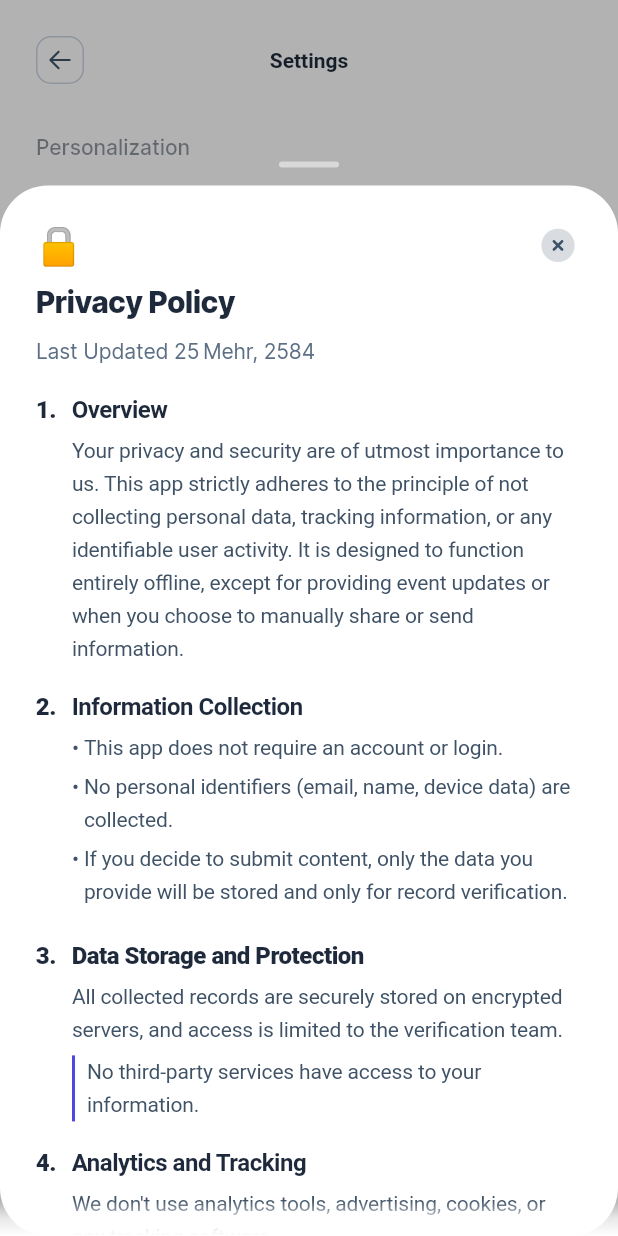
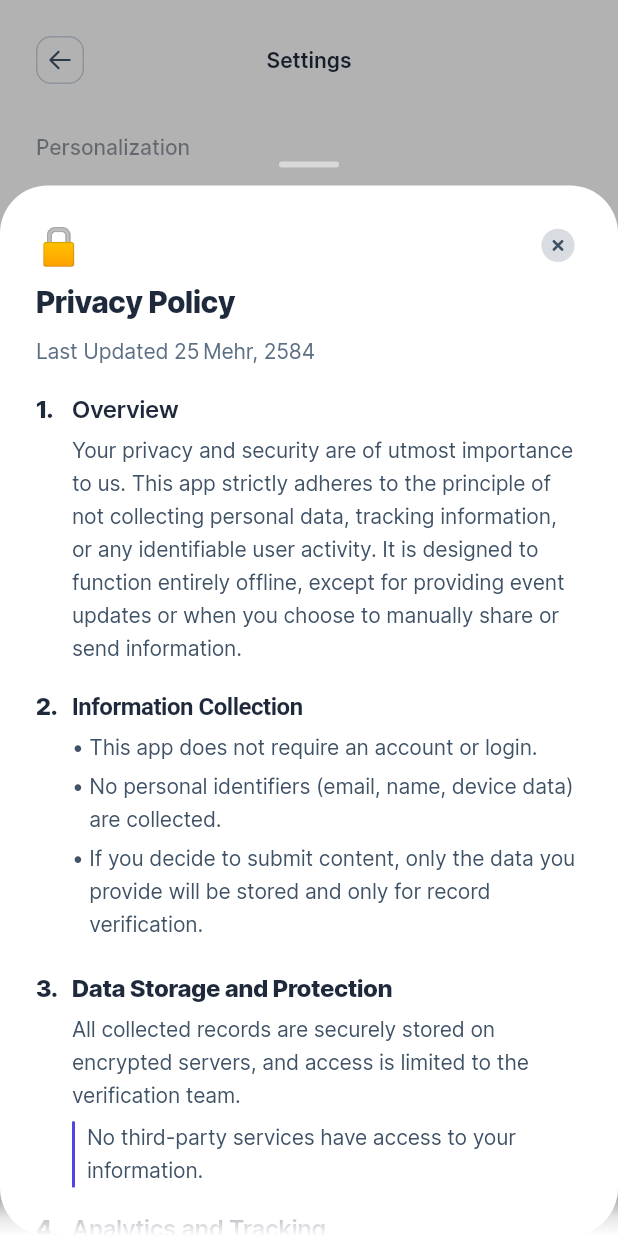
Before and after one commit to irage-official/Calendar, a Flutter app: the SettingsScreen screen opened by its route, after a tap on "Privacy Policy", on a phone screen of 412 x 824 dp. Run offline on Flutter 3.47's test engine with Material 3 defaults, Android fonts, the phone set to English and light mode, and no system bars; our stand-ins replace cached_network_image, connectivity_plus, flutter_cache_manager, flutter_svg, hive, hive_flutter and 4 more; accounts and stored records are empty; network calls fail.

Commit message:
feat: Refactor font usage to utilize Inter Variable Font
- Updated pubspec.yaml with comments on the Inter font's variable weights.
- Refactored text styles across multiple screens to use FontHelper for Inter font, ensuring proper weight control.
- Added a method in FontHelper to map Flutter FontWeight to Inter Variable Font weights.
- Cleaned up text style definitions for consistency and improved typography.

```diff
--- a/lib/config/constants.dart
+++ b/lib/config/constants.dart
@@ -101,50 +101,44 @@ class AppDimensions {
 
 class AppTextStyles {
   // English text styles using local Inter font
-  static TextStyle get heading1 => const TextStyle(
-    fontFamily: 'Inter',
+  // Note: Cannot be const because FontHelper.getInter() uses fontVariations
+  static TextStyle get heading1 => FontHelper.getInter(
     fontSize: 32,
     fontWeight: FontWeight.bold,
     color: LightCnt.neutralMain,
   );
 
-  static TextStyle get heading2 => const TextStyle(
-    fontFamily: 'Inter',
+  static TextStyle get heading2 => FontHelper.getInter(
     fontSize: 24,
     fontWeight: FontWeight.bold,
     color: LightCnt.neutralMain,
   );
 
-  static TextStyle get heading3 => const TextStyle(
-    fontFamily: 'Inter',
+  static TextStyle get heading3 => FontHelper.getInter(
     fontSize: 20,
     fontWeight: FontWeight.w600,
     color: LightCnt.neutralMain,
   );
 
-  static TextStyle get bodyLarge => const TextStyle(
-    fontFamily: 'Inter',
+  static TextStyle get bodyLarge => FontHelper.getInter(
     fontSize: 16,
     fontWeight: FontWeight.normal,
     color: LightCnt.neutralMain,
   );
 
-  static TextStyle get bodyMedium => const TextStyle(
-    fontFamily: 'Inter',
+  static TextStyle get bodyMedium => FontHelper.getInter(
     fontSize: 14,
     fontWeight: FontWeight.normal,
     color: LightCnt.neutralMain,
   );
 
-  static TextStyle get bodySmall => const TextStyle(
-    fontFamily: 'Inter',
+  static TextStyle get bodySmall => FontHelper.getInter(
     fontSize: 12,
     fontWeight: FontWeight.normal,
     color: LightCnt.neutralWeak,
   );
 
-  static TextStyle get caption => const TextStyle(
-    fontFamily: 'Inter',
+  static TextStyle get caption => FontHelper.getInter(
     fontSize: 10,
     fontWeight: FontWeight.normal,
     color: LightCnt.neutralWeak,
--- a/lib/screens/calendar_events_settings_screen.dart
+++ b/lib/screens/calendar_events_settings_screen.dart
@@ -695,7 +695,7 @@ class _CalendarEventsSettingsScreenState
                     letterSpacing: -0.28, // -2% of 14 = -0.28
                     color: TCnt.neutralTertiary(context),
                   )
-                : AppTextStyles.bodyMedium.copyWith(
+                : FontHelper.getInter(
                     fontSize: 14,
                     fontWeight: FontWeight.w500,
                     height: 1.4,
--- a/lib/screens/settings_screen.dart
+++ b/lib/screens/settings_screen.dart
@@ -200,7 +200,7 @@ class _SettingsScreenState extends State<SettingsScreen> {
                         fontWeight: FontWeight.w500,
                         color: TCnt.neutralMain(context).withOpacity(0.5),
                       )
-                    : AppTextStyles.bodyMedium.copyWith(
+                    : FontHelper.getInter(
                         fontSize: 14,
                         height: 1.4,
                         letterSpacing: -0.007,
@@ -564,7 +564,7 @@ class _SettingsScreenState extends State<SettingsScreen> {
                       letterSpacing: -0.098,
                       color: aboutDescriptionColor(context),
                     )
-                  : TextStyle(
+                  : FontHelper.getInter(
                       fontSize: 14,
                       height: 1.6,
                       letterSpacing: -0.098,
@@ -664,7 +664,7 @@ class _SettingsScreenState extends State<SettingsScreen> {
         const SizedBox(width: 4),
         Text(
           'USDT',
-          style: TextStyle(
+          style: FontHelper.getInter(
             fontSize: 16,
             height: 1.4,
             letterSpacing: -0.32,
@@ -683,7 +683,7 @@ class _SettingsScreenState extends State<SettingsScreen> {
           ),
           child: Text(
             'Tron',
-            style: TextStyle(
+            style: FontHelper.getInter(
               fontSize: 12,
               height: 1.4,
               letterSpacing: -0.084,
@@ -904,7 +904,7 @@ class _SettingsScreenState extends State<SettingsScreen> {
                       letterSpacing: -0.098,
                       color: aboutDescriptionColor(context),
                     )
-                  : TextStyle(
+                  : FontHelper.getInter(
                       fontSize: 14,
                       height: 1.6,
                       letterSpacing: -0.098,
@@ -924,7 +924,7 @@ class _SettingsScreenState extends State<SettingsScreen> {
                       color: aboutDescriptionColor(context),
                       fontWeight: FontWeight.w400,
                     )
-                  : TextStyle(
+                  : FontHelper.getInter(
                       fontSize: 14,
                       height: 1.6,
                       letterSpacing: -0.098, // -0.7% of 14
@@ -1048,7 +1048,7 @@ class _SettingsScreenState extends State<SettingsScreen> {
                       width: 24,
                       child: Text(
                         '3.',
-                        style: TextStyle(
+                        style: FontHelper.getInter(
                           fontSize: 16,
                           height: 1.4,
                           letterSpacing: -0.32,
@@ -1060,7 +1060,7 @@ class _SettingsScreenState extends State<SettingsScreen> {
                     Expanded(
                       child: Text(
                         isPersian ? 'ذخیره‌سازی و حفاظت از داده‌ها' : 'Data Storage and Protection',
-                        style: TextStyle(
+                        style: FontHelper.getInter(
                           fontSize: 16,
                           height: 1.4,
                           letterSpacing: -0.32,
@@ -1081,7 +1081,7 @@ class _SettingsScreenState extends State<SettingsScreen> {
                         isPersian
                             ? 'تمام رکوردهای جمع‌آوری‌شده به طور ایمن در سرورهای رمزگذاری‌شده ذخیره می‌شوند و دسترسی به آنها محدود به تیم تأیید است.'
                             : 'All collected records are securely stored on encrypted servers, and access is limited to the verification team.',
-                        style: TextStyle(
+                        style: FontHelper.getInter(
                           fontSize: 14,
                           height: 1.6,
                           letterSpacing: -0.098,
@@ -1472,7 +1472,7 @@ https://ir-heritage.com/download
                           color: TCnt.neutralMain(context),
                           fontWeight: FontWeight.w500,
                         )
-                      : TextStyle(
+                      : FontHelper.getInter(
                           fontSize: 14,
                           height: 1.4, // 140%
                           letterSpacing: -0.098, // -0.7% of 14
@@ -1490,7 +1490,7 @@ https://ir-heritage.com/download
                           letterSpacing: -0.084, // -0.7% of 12
                           color: TCnt.neutralFourth(context),
                         )
-                      : TextStyle(
+                      : FontHelper.getInter(
                           fontSize: 12,
                           height: 1.5, // 150%
                           letterSpacing: -0.084, // -0.7% of 12
@@ -1554,7 +1554,7 @@ https://ir-heritage.com/download
                               color: TCnt.neutralMain(context),
                               fontWeight: FontWeight.w800,
                             )
-                          : TextStyle(
+                          : FontHelper.getInter(
                               fontSize: 16,
                               height: 1.4,
                               letterSpacing: -0.32,
@@ -1574,7 +1574,7 @@ https://ir-heritage.com/download
                               color: TCnt.neutralMain(context),
                               fontWeight: FontWeight.w600,
                             )
-                          : TextStyle(
+                          : FontHelper.getInter(
                               fontSize: 16,
                               height: 1.4,
                               letterSpacing: -0.32,
@@ -1587,7 +1587,7 @@ https://ir-heritage.com/download
               )
             : Text(
                 title,
-                style: TextStyle(
+                style: FontHelper.getInter(
                   fontSize: 16,
                   height: 1.4,
                   letterSpacing: -0.32,
@@ -1638,7 +1638,7 @@ https://ir-heritage.com/download
                         color: TCnt.neutralMain(context),
                         fontWeight: FontWeight.w800,
                       )
-                    : TextStyle(
+                    : FontHelper.getInter(
                         fontSize: 16,
                         height: 1.4,
                         letterSpacing: -0.32,
@@ -1691,7 +1691,7 @@ https://ir-heritage.com/download
                       letterSpacing: -0.098,
                       color: aboutDescriptionColor(context),
                     )
-                  : TextStyle(
+                  : FontHelper.getInter(
                       fontSize: 14,
                       height: 1.6,
                       letterSpacing: -0.098,
@@ -1736,7 +1736,7 @@ https://ir-heritage.com/download
                 letterSpacing: -0.098, // -0.7% of 14
                 color: TCnt.neutralSecond(context),
               )
-            : TextStyle(
+            : FontHelper.getInter(
                 fontSize: 14,
                 height: 1.6, // 160%
                 letterSpacing: -0.098, // -0.7% of 14
@@ -1750,7 +1750,7 @@ https://ir-heritage.com/download
             style: index.isOdd
                 ? (isPersian
                     ? FontHelper.getYekanBakh(fontWeight: FontWeight.bold)
-                    : TextStyle(fontWeight: FontWeight.bold))
+                    : FontHelper.getInter(fontWeight: FontWeight.bold))
                 : (isPersian
                     ? FontHelper.getYekanBakh()
                     : null),
@@ -1776,7 +1776,7 @@ https://ir-heritage.com/download
           text: part,
           style: isPersian
               ? FontHelper.getYekanBakh(fontWeight: FontWeight.bold)
-              : TextStyle(fontWeight: FontWeight.bold),
+              : FontHelper.getInter(fontWeight: FontWeight.bold),
         ));
       } else {
         // Regular text - check for links
@@ -1792,7 +1792,7 @@ https://ir-heritage.com/download
             text: linkText,
             style: isPersian
                 ? FontHelper.getYekanBakh(color: ThemeColors.indigo500)
-                : TextStyle(color: ThemeColors.indigo500),
+                : FontHelper.getInter(color: ThemeColors.indigo500),
           ));
           if (linkIndex + linkText.length < part.length) {
             spans.add(TextSpan(
@@ -1818,7 +1818,7 @@ https://ir-heritage.com/download
                 letterSpacing: -0.098, // -0.7% of 14
                 color: TCnt.neutralSecond(context),
               )
-            : TextStyle(
+            : FontHelper.getInter(
                 fontSize: 14,
                 height: 1.6, // 160%
                 letterSpacing: -0.098, // -0.7% of 14
@@ -1842,7 +1842,7 @@ https://ir-heritage.com/download
         if (part == emailText) {
           spans.add(TextSpan(
             text: part,
-            style: const TextStyle(
+            style: FontHelper.getInter(
               fontWeight: FontWeight.w500,
               color: ThemeColors.primary500,
             ),
@@ -1857,7 +1857,7 @@ https://ir-heritage.com/download
         } else {
           spans.add(TextSpan(
             text: part,
-            style: const TextStyle(fontWeight: FontWeight.bold),
+            style: FontHelper.getInter(fontWeight: FontWeight.bold),
           ));
         }
       } else {
@@ -1869,7 +1869,7 @@ https://ir-heritage.com/download
           }
           spans.add(TextSpan(
             text: emailText,
-            style: const TextStyle(
+            style: FontHelper.getInter(
               color: ThemeColors.primary500,
               fontWeight: FontWeight.w500,
             ),
@@ -1892,7 +1892,7 @@ https://ir-heritage.com/download
 
     return Text.rich(
       TextSpan(
-        style: TextStyle(
+        style: FontHelper.getInter(
           fontSize: 14,
           height: 1.6,
           letterSpacing: -0.098,
@@ -1907,7 +1907,7 @@ https://ir-heritage.com/download
     if (linkText == null) {
       return Text(
         text,
-        style: TextStyle(
+        style: FontHelper.getInter(
           fontSize: 14,
           height: 1.6,
           letterSpacing: -0.098,
@@ -1945,7 +1945,7 @@ https://ir-heritage.com/download
               if (i < parts.length - 1)
                 TextSpan(
                   text: linkText,
-                  style: TextStyle(
+                  style: FontHelper.getInter(
                     fontWeight: FontWeight.w500,
                     color: TCnt.brandMain(context),
                   ),
@@ -1986,7 +1986,7 @@ https://ir-heritage.com/download
             TextSpan(text: text.substring(0, index)),
             TextSpan(
               text: linkText,
-              style: TextStyle(
+              style: FontHelper.getInter(
                 fontWeight: FontWeight.bold,
                 color: TCnt.brandMain(context),
               ),
@@ -2017,7 +2017,7 @@ https://ir-heritage.com/download
     if (simpleIndex == -1) {
       return Text(
         text,
-        style: TextStyle(
+        style: FontHelper.getInter(
           fontSize: 14,
           height: 1.6,
           letterSpacing: -0.098,
@@ -2028,7 +2028,7 @@ https://ir-heritage.com/download
 
     return Text.rich(
       TextSpan(
-        style: TextStyle(
+        style: FontHelper.getInter(
           fontSize: 14,
           height: 1.6,
           letterSpacing: -0.098,
--- a/lib/utils/font_helper.dart
+++ b/lib/utils/font_helper.dart
@@ -34,7 +34,40 @@ class FontHelper {
     }
   }
 
+  /// Get Inter font weight value (standard 100-900 for Variable Font)
+  /// Inter Variable Font uses standard weight values
+  static double getInterWeight(FontWeight? fontWeight) {
+    if (fontWeight == null) return 400.0; // Regular
+
+    // Map Flutter FontWeight to Inter Variable Font weights (100-900)
+    switch (fontWeight) {
+      case FontWeight.w100:
+        return 100.0;
+      case FontWeight.w200:
+        return 200.0;
+      case FontWeight.w300:
+        return 300.0;
+      case FontWeight.w400:
+      case FontWeight.normal:
+        return 400.0;
+      case FontWeight.w500:
+        return 500.0;
+      case FontWeight.w600:
+        return 600.0;
+      case FontWeight.w700:
+      case FontWeight.bold:
+        return 700.0;
+      case FontWeight.w800:
+        return 800.0;
+      case FontWeight.w900:
+        return 900.0;
+      default:
+        return 400.0; // Regular as default
+    }
+  }
+
   /// Get Inter font from local assets for English text
+  /// Inter is a Variable Font, so we use fontVariations for proper weight control
   static TextStyle getInter({
     double? fontSize,
     FontWeight? fontWeight,
@@ -42,13 +75,18 @@ class FontHelper {
     double? height,
     double? letterSpacing,
   }) {
+    final interWeight = getInterWeight(fontWeight);
+
     return TextStyle(
       fontFamily: 'Inter',
       fontSize: fontSize,
-      fontWeight: fontWeight,
+      fontWeight: fontWeight, // Keep for compatibility and fallback
       color: color,
       height: height,
       letterSpacing: letterSpacing,
+      fontVariations: [
+        FontVariation('wght', interWeight),
+      ],
     );
   }
 
--- a/lib/widgets/header_page_widget.dart
+++ b/lib/widgets/header_page_widget.dart
@@ -75,7 +75,7 @@ class HeaderPageWidget extends StatelessWidget {
                         fontWeight: FontWeight.w600,
                         color: TCnt.neutralMain(context),
                       )
-                    : TextStyle(
+                    : FontHelper.getInter(
                         fontSize: 14.0,
                         height: 1.4,
                         letterSpacing: -0.007,
--- a/lib/widgets/toggle_item_widget.dart
+++ b/lib/widgets/toggle_item_widget.dart
@@ -96,7 +96,7 @@ class ToggleItem extends StatelessWidget {
                                   : FontWeight.w400, // regular
                               color: TCnt.neutralMain(context),
                             )
-                          : TextStyle(
+                          : FontHelper.getInter(
                               fontSize: 14,
                               height: 1.4, // 140%
                               letterSpacing: -0.098, // -0.7% of 14 = -0.098
@@ -118,7 +118,7 @@ class ToggleItem extends StatelessWidget {
                                   ? TCnt.neutralTertiary(context)
                                   : TCnt.neutralFourth(context),
                             )
-                          : TextStyle(
+                          : FontHelper.getInter(
                               fontSize: 12,
                               height: 1.4, // 140%
                               letterSpacing: -0.084, // -0.7% of 12 = -0.084
--- a/pubspec.yaml
+++ b/pubspec.yaml
@@ -73,6 +73,8 @@ flutter:
     - family: Inter
       fonts:
         - asset: assets/fonts/Inter.ttf
+          # Variable Font - weights are controlled via fontVariations in code
+          # Inter uses standard weight values (100-900)
 
 flutter_launcher_icons:
   android: true
```
Also changed, not shown: 1 other file.
